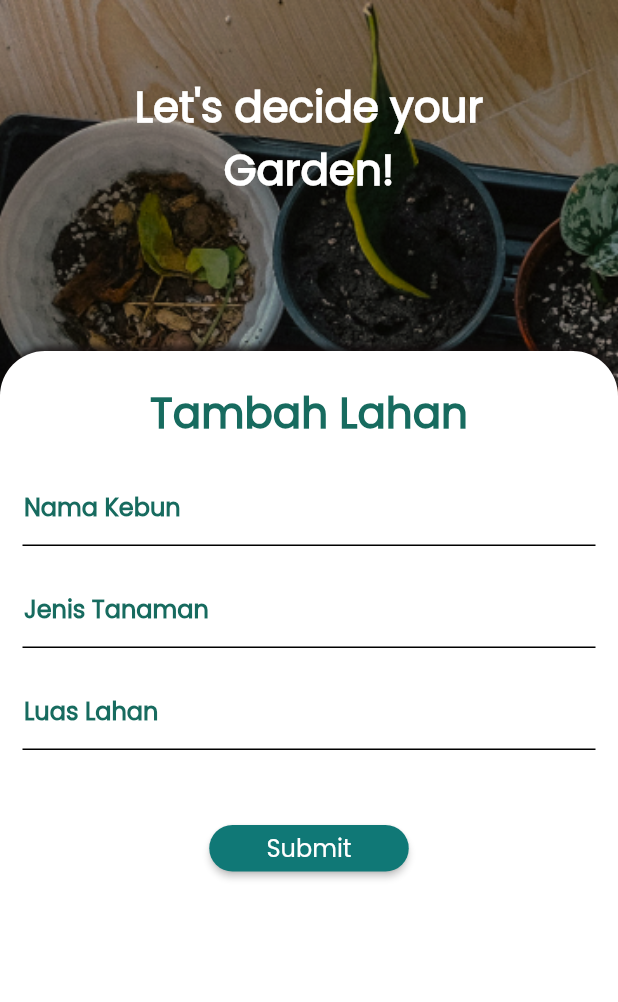
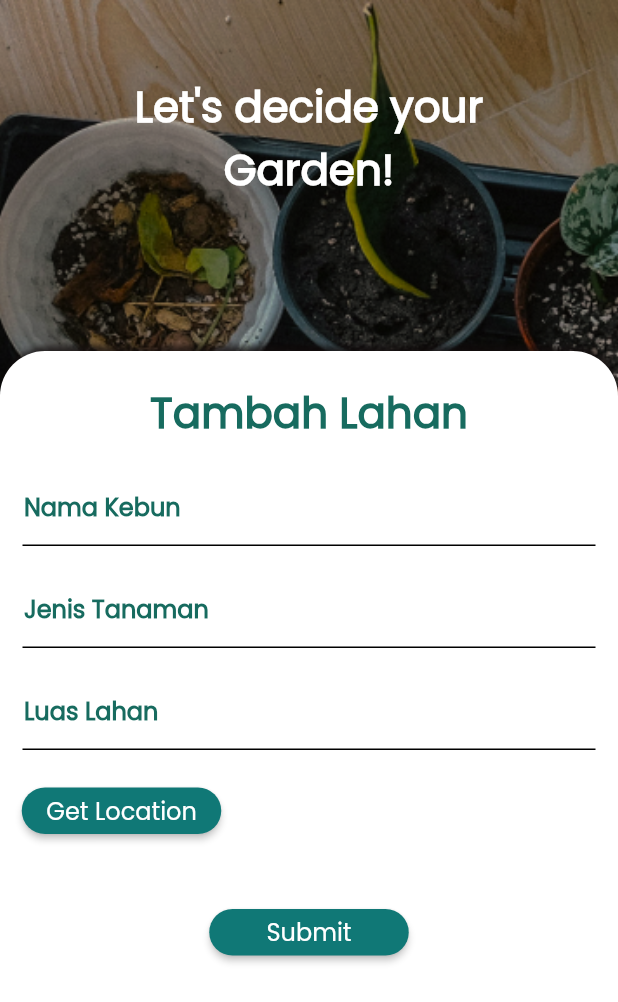
Before and after one commit to banyunrm/Smart_Farming, a Flutter app: the HomePage screen opened directly, after a tap on the "add" icon, on a phone screen of 412 x 824 dp. Shown: the top 1002 px of the screen. Run offline on Flutter 3.47's test engine with Material 2 defaults, Android fonts, the phone set to English and light mode, and no system bars; our stand-ins replace curved_navigation_bar, geolocator, google_fonts, shared_preferences, wave; accounts and stored records are empty.

Commit message:
flutter edit

```diff
--- a/lib/main.dart
+++ b/lib/main.dart
@@ -1,7 +1,7 @@
 import 'package:flutter/material.dart';
 import 'package:flutter_hidroponik/screen/login_screen.dart';
 import 'package:flutter_hidroponik/screen/splash_screen.dart';
-
+import 'package:geolocator/geolocator.dart';
 
 void main() {
   runApp(const MyApp());
@@ -28,7 +28,7 @@ class MyApp extends StatelessWidget {
         // is not restarted.
         primarySwatch: Colors.blue,
       ),
-      home:SplashScreen(),
+      home: SplashScreen(),
     );
   }
 }
--- a/lib/page/garden_page.dart
+++ b/lib/page/garden_page.dart
@@ -3,6 +3,7 @@ import 'dart:convert';
 import 'package:flutter/material.dart';
 import 'package:shared_preferences/shared_preferences.dart';
 import 'package:flutter/services.dart';
+import 'package:geolocator/geolocator.dart';
 
 import 'home_page.dart';
 
@@ -12,6 +13,15 @@ class GardenPage extends StatefulWidget {
 }
 
 class _GardenPageState extends State<GardenPage> {
+  void getLocation() async {
+    await Geolocator.checkPermission();
+    await Geolocator.requestPermission();
+
+    Position position = await Geolocator.getCurrentPosition(
+        desiredAccuracy: LocationAccuracy.high);
+    print(position);
+  }
+
   List<Map<String, dynamic>> farmList = [];
   String _name = '';
   String _jenis = '';
@@ -19,11 +29,9 @@ class _GardenPageState extends State<GardenPage> {
   final _jenisField = TextEditingController();
   var addData;
 
-  double longitude = 0.0;
-  double latitude = 0.0;
+  late String longitude;
+  late String latitude;
   int _farm = 0;
-  final _longitudeField = TextEditingController();
-  final _latitudeField = TextEditingController();
   final _farmField = TextEditingController();
 
   @override
@@ -257,6 +265,31 @@ class _GardenPageState extends State<GardenPage> {
                         ),
                       ),
                       Padding(
+                        padding: EdgeInsets.only(top: 25, right: 250),
+                        child: SizedBox(
+                          width: 133,
+                          height: 31,
+                          child: ElevatedButton(
+                              child: Text(
+                                'Get Location',
+                                style: TextStyle(
+                                  fontSize: 16,
+                                  fontFamily: 'Poppins',
+                                  fontWeight: FontWeight.w400,
+                                  color: Color.fromARGB(255, 255, 255, 255),
+                                ),
+                              ),
+                              style: ElevatedButton.styleFrom(
+                                padding: EdgeInsets.all(3.0),
+                                shape: StadiumBorder(),
+                                primary: Color.fromARGB(255, 16, 120, 118),
+                              ),
+                              onPressed: () {
+                                getLocation().then((value) {});
+                            }),
+                        ),
+                      ),
+                      Padding(
                         padding: EdgeInsets.only(top: 50),
                         child: SizedBox(
                           width: 133,
--- a/lib/page/home_page.dart
+++ b/lib/page/home_page.dart
@@ -44,7 +44,7 @@ class _HomePageState extends State<HomePage> {
       resizeToAvoidBottomInset: false,
       backgroundColor: Color.fromARGB(255, 246, 246, 246),
       body: Container(
-        margin: EdgeInsets.only(top: 15),
+        margin: EdgeInsets.only(top: 40),
         child: Column(
           crossAxisAlignment: CrossAxisAlignment.center,
           children: [
```
Also changed, not shown: 2 other files.
